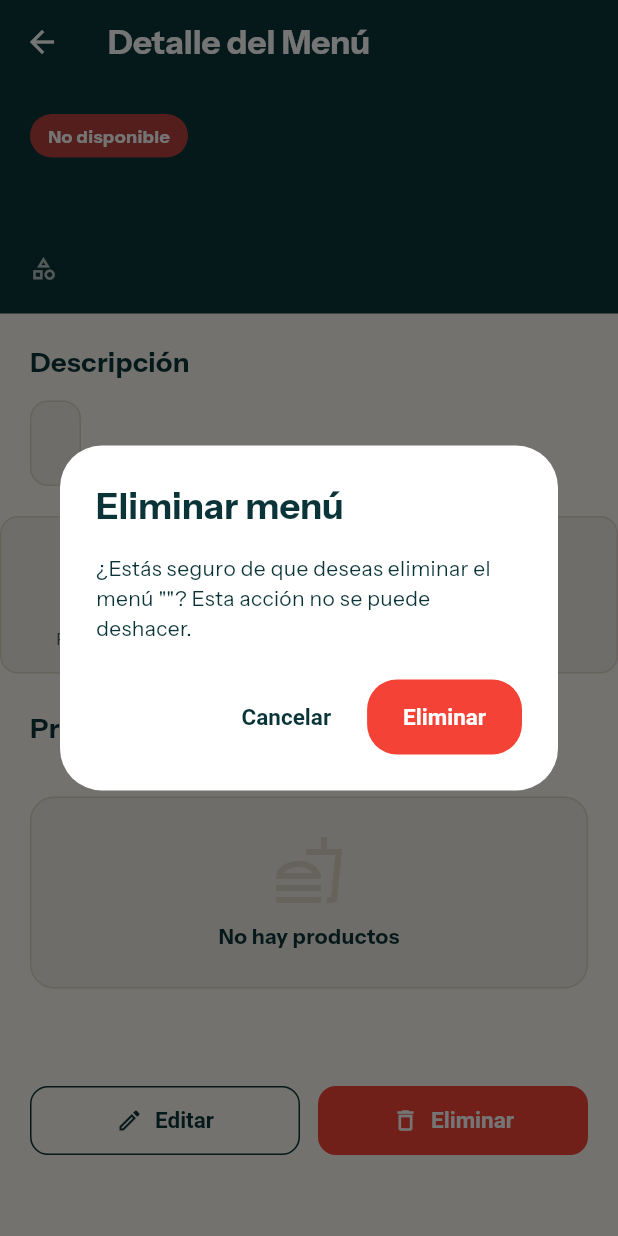
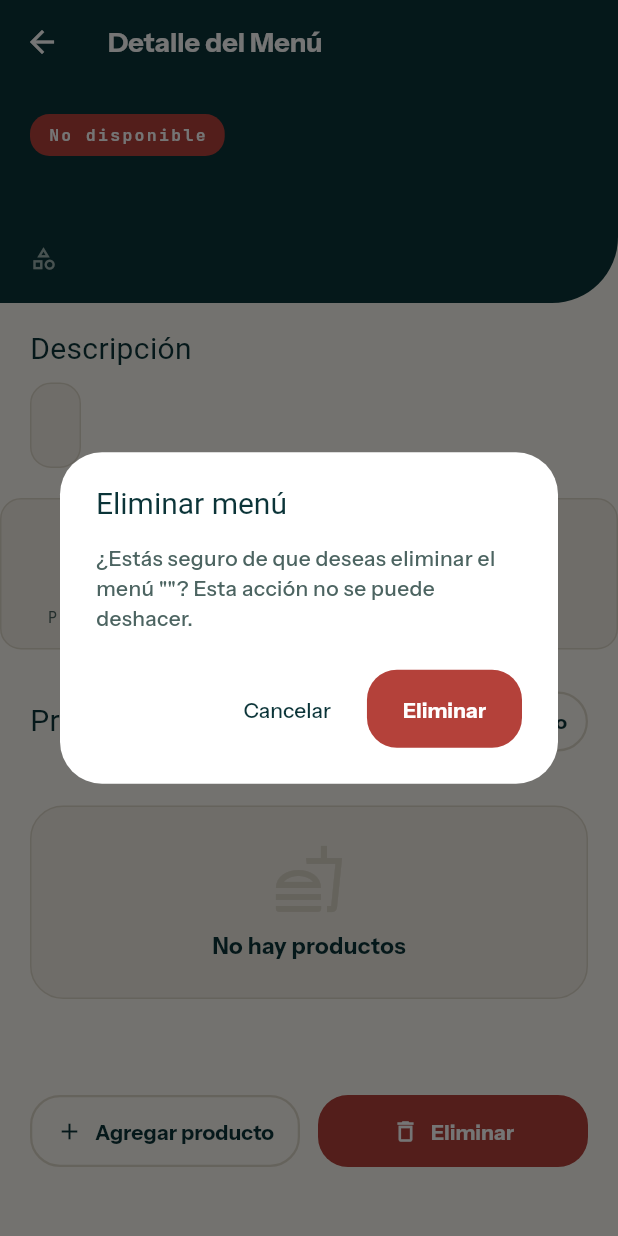
Before and after one commit to Mmolina07/travel-guard, a Flutter app: the MenuDetailScreen screen opened directly with empty values, after a tap on "Eliminar", on a phone screen of 412 x 824 dp. Run offline on Flutter 3.47's test engine with Material 3 defaults, Android fonts, the light colour scheme and no system bars; our stand-ins replace firebase_auth, firebase_core, geolocator, go_router, google_fonts, google_maps_flutter and 3 more; missing offline and left inert: dart:html, google_sign_in_web; accounts and stored records are empty.

Commit message:
Fase 2 (parte 2): menu_detail_screen con edición de productos y tokens de diseño
- Cabecera del menú usa el radio asimétrico de "detalle" (bottomRight
  44, mismo patrón que Detalle del Viaje) y tipografía AppText.
- Se integra la funcionalidad de ana (ahora traducida y con divisa):
  agregar, editar y eliminar productos directamente desde esta
  pantalla, con el mismo diálogo de create_menu_screen reutilizado
  para alta y edición.
- Todos los precios (promedio, total, por producto) usan
  context.formatMoney() en vez de `$` fijo.
- El botón "Editar" (antes un stub con snackbar de "en desarrollo")
  ahora abre el diálogo de agregar producto; "Eliminar" usa
  AppColors.error en vez de Colors.red.

Con esto quedan al día con los tokens del design handoff las 4
pantallas de comercio: home_screen_comercio, create_activity_screen,
create_menu_screen y menu_detail_screen (business_settings_screen y
comercio_register_screen ya cumplían).

```diff
--- a/lib/features/places_map/presentation/menu_detail_screen.dart
+++ b/lib/features/places_map/presentation/menu_detail_screen.dart
@@ -1,5 +1,7 @@
 import 'package:flutter/material.dart';
+import 'package:provider/provider.dart';
 import '../presentation/menu_model.dart';
+import '../../../core/settings/currency_provider.dart';
 import '../../../core/theme/app_theme.dart';
 import '../../../core/l10n/l10n_extension.dart';
 
@@ -26,18 +28,16 @@ class _MenuDetailScreenState extends State<MenuDetailScreen> {
 
   @override
   Widget build(BuildContext context) {
+    context.watch<CurrencyProvider>();
     return Scaffold(
       appBar: AppBar(
         title: Text(
           context.l10n.menuDetailAppBarTitle,
-          style: const TextStyle(
-            fontWeight: FontWeight.bold,
-          ),
+          style: AppText.ui(18, weight: FontWeight.w700, color: Colors.white),
         ),
         backgroundColor: AppColors.ink,
         foregroundColor: Colors.white,
         elevation: 0,
-        flexibleSpace: const DecoratedBox(decoration: BoxDecoration(color: AppColors.ink)),
         leading: IconButton(
           icon: const Icon(Icons.arrow_back),
           onPressed: () => Navigator.pop(context),
@@ -53,6 +53,7 @@ class _MenuDetailScreenState extends State<MenuDetailScreen> {
               padding: const EdgeInsets.all(20),
               decoration: const BoxDecoration(
                 color: AppColors.ink,
+                borderRadius: AppRadius.headerDetail,
               ),
               child: Column(
                 crossAxisAlignment: CrossAxisAlignment.start,
@@ -65,18 +66,18 @@ class _MenuDetailScreenState extends State<MenuDetailScreen> {
                     ),
                     decoration: BoxDecoration(
                       color: menu.isAvailable
-                          ? const Color(0xFF4CAF50)
+                          ? AppColors.mint
                           : AppColors.error,
-                      borderRadius: BorderRadius.circular(20),
+                      borderRadius: BorderRadius.circular(AppRadius.chip),
                     ),
                     child: Text(
                       menu.isAvailable
                           ? context.l10n.menuDetailStatusAvailable
                           : context.l10n.menuDetailStatusUnavailable,
-                      style: const TextStyle(
-                        color: Colors.white,
-                        fontSize: 12,
-                        fontWeight: FontWeight.bold,
+                      style: AppText.label(
+                        11,
+                        weight: FontWeight.w700,
+                        color: menu.isAvailable ? AppColors.ink : Colors.white,
                       ),
                     ),
                   ),
@@ -85,11 +86,7 @@ class _MenuDetailScreenState extends State<MenuDetailScreen> {
                   // Nombre del menú
                   Text(
                     menu.name,
-                    style: const TextStyle(
-                      fontSize: 28,
-                      fontWeight: FontWeight.bold,
-                      color: Colors.white,
-                    ),
+                    style: AppText.display(32, color: Colors.white),
                   ),
                   const SizedBox(height: 8),
 
@@ -98,16 +95,13 @@ class _MenuDetailScreenState extends State<MenuDetailScreen> {
                     children: [
                       const Icon(
                         Icons.category_outlined,
-                        color: Colors.white70,
+                        color: AppColors.textOnInk,
                         size: 18,
                       ),
                       const SizedBox(width: 8),
                       Text(
                         menu.category,
-                        style: const TextStyle(
-                          color: Colors.white70,
-                          fontSize: 14,
-                        ),
+                        style: AppText.ui(14, color: AppColors.textOnInk),
                       ),
                     ],
                   ),
@@ -123,29 +117,21 @@ class _MenuDetailScreenState extends State<MenuDetailScreen> {
                 children: [
                   Text(
                     context.l10n.menuDetailDescriptionLabel,
-                    style: const TextStyle(
-                      fontSize: 18,
-                      fontWeight: FontWeight.bold,
-                      color: AppColors.ink,
-                    ),
+                    style: AppText.display(20),
                   ),
                   const SizedBox(height: 12),
                   Container(
                     padding: const EdgeInsets.all(16),
                     decoration: BoxDecoration(
                       color: AppColors.paperDeep,
-                      borderRadius: BorderRadius.circular(12),
+                      borderRadius: BorderRadius.circular(AppRadius.control),
                       border: Border.all(
                         color: AppColors.hair,
                       ),
                     ),
                     child: Text(
                       menu.description,
-                      style: const TextStyle(
-                        fontSize: 14,
-                        color: AppColors.textMuted,
-                        height: 1.6,
-                      ),
+                      style: AppText.ui(14, color: AppColors.textMuted, height: 1.6),
                     ),
                   ),
                 ],
@@ -167,7 +153,7 @@ class _MenuDetailScreenState extends State<MenuDetailScreen> {
                   child: _buildStatCard(
                     icon: Icons.attach_money_outlined,
                     label: context.l10n.menuDetailStatAverageLabel,
-                    value: '\$${menu.getAveragePrice().toStringAsFixed(0)}',
+                    value: context.formatMoney(menu.getAveragePrice()),
                   ),
                 ),
                 const SizedBox(width: 12),
@@ -175,7 +161,7 @@ class _MenuDetailScreenState extends State<MenuDetailScreen> {
                   child: _buildStatCard(
                     icon: Icons.receipt_long_outlined,  // ← CAMBIO AQUÍ
                     label: context.l10n.menuDetailStatTotalLabel,
-                    value: '\$${menu.getTotalPrice().toStringAsFixed(0)}',
+                    value: context.formatMoney(menu.getTotalPrice()),
                   ),
                 ),
               ],
@@ -186,13 +172,28 @@ class _MenuDetailScreenState extends State<MenuDetailScreen> {
             // Productos
             Padding(
               padding: const EdgeInsets.symmetric(horizontal: 20),
-              child: Text(
+              child: Row(
+                mainAxisAlignment: MainAxisAlignment.spaceBetween,
+                children: [
+                  Text(
                     context.l10n.menuDetailProductsCount(menu.getProductCount()),
-                style: const TextStyle(
-                  fontSize: 18,
-                  fontWeight: FontWeight.bold,
-                  color: AppColors.ink,
+                    style: AppText.display(20),
                   ),
+                  OutlinedButton.icon(
+                    onPressed: () => _addProduct(context),
+                    icon: const Icon(Icons.add, size: 18),
+                    label: Text(
+                      context.l10n.createMenuAddProductLabel,
+                      style: AppText.ui(13, weight: FontWeight.w700),
+                    ),
+                    style: OutlinedButton.styleFrom(
+                      padding: const EdgeInsets.symmetric(horizontal: 14, vertical: 10),
+                      shape: RoundedRectangleBorder(
+                        borderRadius: BorderRadius.circular(AppRadius.button),
+                      ),
+                    ),
+                  ),
+                ],
               ),
             ),
 
@@ -207,7 +208,7 @@ class _MenuDetailScreenState extends State<MenuDetailScreen> {
                   padding: const EdgeInsets.all(24),
                   decoration: BoxDecoration(
                     color: AppColors.paperDeep,
-                    borderRadius: BorderRadius.circular(16),
+                    borderRadius: BorderRadius.circular(AppRadius.card),
                     border: Border.all(
                       color: AppColors.hair,
                     ),
@@ -222,10 +223,7 @@ class _MenuDetailScreenState extends State<MenuDetailScreen> {
                       const SizedBox(height: 10),
                       Text(
                         context.l10n.menuDetailNoProductsTitle,
-                        style: const TextStyle(
-                          fontWeight: FontWeight.bold,
-                          color: AppColors.ink,
-                        ),
+                        style: AppText.ui(15, weight: FontWeight.w700),
                       ),
                     ],
                   ),
@@ -239,7 +237,7 @@ class _MenuDetailScreenState extends State<MenuDetailScreen> {
                 itemCount: menu.products.length,
                 itemBuilder: (context, index) {
                   final product = menu.products[index];
-                  return _buildProductCard(product, index);
+                  return _buildProductCard(context, product, index);
                 },
               ),
 
@@ -252,28 +250,16 @@ class _MenuDetailScreenState extends State<MenuDetailScreen> {
                 children: [
                   Expanded(
                     child: OutlinedButton.icon(
-                      onPressed: () {
-                        // Editar menú
-                        ScaffoldMessenger.of(context).showSnackBar(
-                          SnackBar(
-                            content: Text(
-                              context.l10n.menuDetailFeatureInDevelopmentSnackbar,
+                      onPressed: () => _addProduct(context),
+                      icon: const Icon(Icons.add),
+                      label: Text(
+                        context.l10n.createMenuAddProductLabel,
+                        style: AppText.ui(14, weight: FontWeight.w700),
                       ),
-                          ),
-                        );
-                      },
-                      icon: const Icon(Icons.edit_outlined),
-                      label: Text(context.l10n.menuDetailEditButton),
                       style: OutlinedButton.styleFrom(
-                        foregroundColor: AppColors.ink,
-                        side: const BorderSide(
-                          color: AppColors.ink,
-                        ),
-                        padding: const EdgeInsets.symmetric(
-                          vertical: 14,
-                        ),
+                        padding: const EdgeInsets.symmetric(vertical: 14),
                         shape: RoundedRectangleBorder(
-                          borderRadius: BorderRadius.circular(12),
+                          borderRadius: BorderRadius.circular(AppRadius.button),
                         ),
                       ),
                     ),
@@ -286,15 +272,16 @@ class _MenuDetailScreenState extends State<MenuDetailScreen> {
                         _showDeleteDialog();
                       },
                       icon: const Icon(Icons.delete_outline),
-                      label: Text(context.l10n.menuDetailDeleteButton),
+                      label: Text(
+                        context.l10n.menuDetailDeleteButton,
+                        style: AppText.ui(14, weight: FontWeight.w700, color: Colors.white),
+                      ),
                       style: ElevatedButton.styleFrom(
-                        backgroundColor: Colors.red,
+                        backgroundColor: AppColors.error,
                         foregroundColor: Colors.white,
-                        padding: const EdgeInsets.symmetric(
-                          vertical: 14,
-                        ),
+                        padding: const EdgeInsets.symmetric(vertical: 14),
                         shape: RoundedRectangleBorder(
-                          borderRadius: BorderRadius.circular(12),
+                          borderRadius: BorderRadius.circular(AppRadius.button),
                         ),
                       ),
                     ),
@@ -319,7 +306,7 @@ class _MenuDetailScreenState extends State<MenuDetailScreen> {
       padding: const EdgeInsets.all(14),
       decoration: BoxDecoration(
         color: AppColors.paperDeep,
-        borderRadius: BorderRadius.circular(12),
+        borderRadius: BorderRadius.circular(AppRadius.control),
         border: Border.all(
           color: AppColors.hair,
         ),
@@ -334,42 +321,31 @@ class _MenuDetailScreenState extends State<MenuDetailScreen> {
           const SizedBox(height: 8),
           Text(
             value,
-            style: const TextStyle(
-              fontSize: 16,
-              fontWeight: FontWeight.bold,
-              color: AppColors.ink,
-            ),
+            style: AppText.ui(15, weight: FontWeight.w700),
+            maxLines: 1,
+            overflow: TextOverflow.ellipsis,
           ),
           const SizedBox(height: 4),
           Text(
             label,
-            style: const TextStyle(
-              fontSize: 11,
-              color: AppColors.textMuted,
-            ),
+            style: AppText.label(10, color: AppColors.textMuted),
           ),
         ],
       ),
     );
   }
 
-  Widget _buildProductCard(MenuItem product, int index) {
+  Widget _buildProductCard(BuildContext context, MenuItem product, int index) {
     return Container(
       margin: const EdgeInsets.only(bottom: 12),
       padding: const EdgeInsets.all(16),
       decoration: BoxDecoration(
-        color: Colors.white,
-        borderRadius: BorderRadius.circular(16),
+        color: AppColors.surface,
+        borderRadius: BorderRadius.circular(AppRadius.card),
         border: Border.all(
           color: AppColors.hair,
         ),
-        boxShadow: [
-          BoxShadow(
-            color: Colors.black.withOpacity(0.05),
-            blurRadius: 8,
-            offset: const Offset(0, 2),
-          ),
-        ],
+        boxShadow: AppShadow.card,
       ),
       child: Row(
         crossAxisAlignment: CrossAxisAlignment.start,
@@ -379,8 +355,8 @@ class _MenuDetailScreenState extends State<MenuDetailScreen> {
             width: 64,
             height: 64,
             decoration: BoxDecoration(
-              color: AppColors.hair,
-              borderRadius: BorderRadius.circular(12),
+              color: AppColors.wash,
+              borderRadius: BorderRadius.circular(AppRadius.control),
             ),
             child: const Icon(
               Icons.fastfood_outlined,
@@ -399,11 +375,7 @@ class _MenuDetailScreenState extends State<MenuDetailScreen> {
                 // Nombre
                 Text(
                   product.name,
-                  style: const TextStyle(
-                    fontSize: 16,
-                    fontWeight: FontWeight.bold,
-                    color: AppColors.ink,
-                  ),
+                  style: AppText.ui(16, weight: FontWeight.w700),
                 ),
 
                 const SizedBox(height: 6),
@@ -413,11 +385,7 @@ class _MenuDetailScreenState extends State<MenuDetailScreen> {
                   product.description,
                   maxLines: 2,
                   overflow: TextOverflow.ellipsis,
-                  style: const TextStyle(
-                    color: AppColors.textMuted,
-                    fontSize: 13,
-                    height: 1.4,
-                  ),
+                  style: AppText.ui(13, color: AppColors.textMuted, height: 1.4),
                 ),
 
                 const SizedBox(height: 10),
@@ -429,44 +397,159 @@ class _MenuDetailScreenState extends State<MenuDetailScreen> {
                     vertical: 6,
                   ),
                   decoration: BoxDecoration(
-                    color: AppColors.paperDeep,
-                    borderRadius: BorderRadius.circular(8),
+                    color: AppColors.wash,
+                    borderRadius: BorderRadius.circular(AppRadius.chip),
                   ),
                   child: Text(
-                    '\$${product.price.toStringAsFixed(0)}',
-                    style: const TextStyle(
-                      fontWeight: FontWeight.bold,
-                      color: AppColors.ink,
-                      fontSize: 14,
-                    ),
+                    context.formatMoney(product.price),
+                    style: AppText.ui(14, weight: FontWeight.w700, color: AppColors.inkSoft),
                   ),
                 ),
               ],
             ),
           ),
 
-          // Número del producto
-          Container(
-            width: 32,
-            height: 32,
-            decoration: BoxDecoration(
-              color: AppColors.ink,
-              borderRadius: BorderRadius.circular(8),
+          // Acciones del producto
+          Column(
+            children: [
+              IconButton(
+                icon: const Icon(Icons.edit_outlined, color: AppColors.ink, size: 20),
+                onPressed: () => _addProduct(context, index: index),
+                tooltip: context.l10n.menuDetailEditButton,
               ),
-            child: Center(
-              child: Text(
-                '${index + 1}',
-                style: const TextStyle(
-                  color: Colors.white,
-                  fontWeight: FontWeight.bold,
-                  fontSize: 14,
+              IconButton(
+                icon: const Icon(Icons.delete_outline, color: AppColors.error, size: 20),
+                onPressed: () => _removeProduct(index),
+                tooltip: context.l10n.menuDetailDeleteButton,
+              ),
+            ],
+          ),
+        ],
+      ),
+    );
+  }
+
+  void _removeProduct(int index) {
+    setState(() {
+      menu.products.removeAt(index);
+    });
+  }
+
+  Future<void> _addProduct(BuildContext context, {int? index}) async {
+    final existing = index != null ? menu.products[index] : null;
+    final nameController = TextEditingController(text: existing?.name ?? '');
+    final descriptionController =
+        TextEditingController(text: existing?.description ?? '');
+    final priceController = TextEditingController(
+      text: existing != null ? existing.price.toStringAsFixed(0) : '',
+    );
+
+    await showDialog<bool>(
+      context: context,
+      builder: (dialogContext) {
+        return AlertDialog(
+          title: Text(
+            existing == null
+                ? context.l10n.createMenuAddProductDialogTitle
+                : context.l10n.menuDetailEditButton,
+            style: AppText.display(20),
+          ),
+          content: SingleChildScrollView(
+            child: Column(
+              mainAxisSize: MainAxisSize.min,
+              children: [
+                TextField(
+                  controller: nameController,
+                  style: AppText.ui(15),
+                  decoration: InputDecoration(
+                    labelText: context.l10n.createMenuProductNameLabel,
+                    hintText: context.l10n.createMenuProductNameHint,
                   ),
                 ),
+                const SizedBox(height: 12),
+                TextField(
+                  controller: descriptionController,
+                  maxLines: 3,
+                  style: AppText.ui(15),
+                  decoration: InputDecoration(
+                    labelText: context.l10n.createMenuProductDescriptionLabel,
+                    hintText: context.l10n.createMenuProductDescriptionHint,
+                  ),
+                ),
+                const SizedBox(height: 12),
+                TextField(
+                  controller: priceController,
+                  keyboardType: TextInputType.number,
+                  style: AppText.ui(15),
+                  decoration: InputDecoration(
+                    labelText: context.l10n.createMenuProductPriceLabel,
+                    hintText: context.l10n.createMenuProductPriceHint,
                   ),
                 ),
               ],
             ),
+          ),
+          actions: [
+            TextButton(
+              onPressed: () => Navigator.pop(dialogContext, false),
+              child: Text(
+                context.l10n.createMenuCancelButton,
+                style: AppText.ui(14, color: AppColors.ink),
+              ),
+            ),
+            ElevatedButton(
+              onPressed: () {
+                final name = nameController.text.trim();
+                final description = descriptionController.text.trim();
+                final price = double.tryParse(priceController.text.trim());
+
+                if (name.isEmpty || description.isEmpty || price == null) {
+                  ScaffoldMessenger.of(context).showSnackBar(
+                    SnackBar(
+                      content: Text(context.l10n.createMenuFieldsInvalidSnackbar),
+                    ),
                   );
+                  return;
+                }
+
+                if (price < 0) {
+                  ScaffoldMessenger.of(context).showSnackBar(
+                    SnackBar(
+                      content: Text(context.l10n.createMenuNegativePriceSnackbar),
+                    ),
+                  );
+                  return;
+                }
+
+                setState(() {
+                  final item = MenuItem(
+                    name: name,
+                    description: description,
+                    price: price,
+                  );
+                  if (index != null) {
+                    menu.products[index] = item;
+                  } else {
+                    menu.products.add(item);
+                  }
+                });
+
+                Navigator.pop(dialogContext, true);
+              },
+              child: Text(
+                existing == null
+                    ? context.l10n.createMenuAddProductButton
+                    : context.l10n.menuDetailEditButton,
+              ),
+            ),
+          ],
+        );
+      },
+    );
+
+    nameController.dispose();
+    descriptionController.dispose();
+    priceController.dispose();
   }
 
   void _showDeleteDialog() {
@@ -476,22 +559,18 @@ class _MenuDetailScreenState extends State<MenuDetailScreen> {
         return AlertDialog(
           title: Text(
             context.l10n.menuDetailDeleteDialogTitle,
-            style: const TextStyle(
-              color: AppColors.ink,
-              fontWeight: FontWeight.bold,
-            ),
+            style: AppText.display(20),
           ),
           content: Text(
             context.l10n.menuDetailDeleteDialogContent(menu.name),
+            style: AppText.ui(14, color: AppColors.textMuted),
           ),
           actions: [
             TextButton(
               onPressed: () => Navigator.pop(context),
               child: Text(
                 context.l10n.menuDetailCancelButton,
-                style: const TextStyle(
-                  color: AppColors.ink,
-                ),
+                style: AppText.ui(14, color: AppColors.ink),
               ),
             ),
             ElevatedButton(
@@ -506,13 +585,11 @@ class _MenuDetailScreenState extends State<MenuDetailScreen> {
                 );
               },
               style: ElevatedButton.styleFrom(
-                backgroundColor: Colors.red,
+                backgroundColor: AppColors.error,
               ),
               child: Text(
                 context.l10n.menuDetailDeleteButton,
-                style: const TextStyle(
-                  color: Colors.white,
-                ),
+                style: AppText.ui(14, weight: FontWeight.w700, color: Colors.white),
               ),
             ),
           ],
```
Lines whose indentation alone changed are shown as unchanged.
